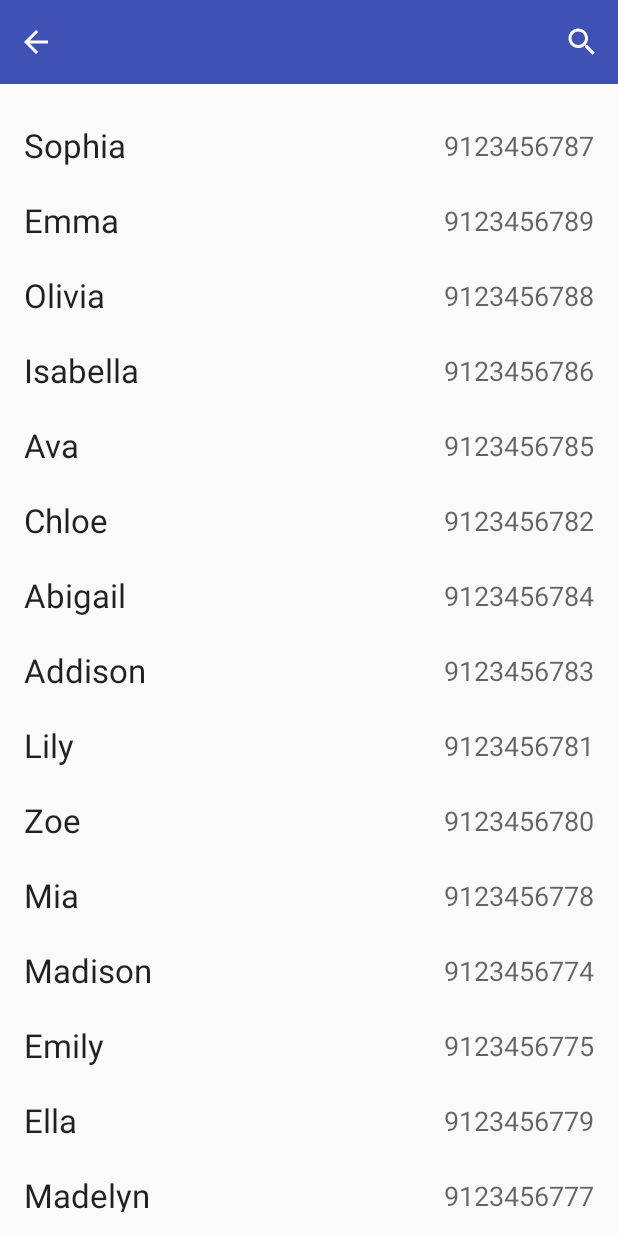
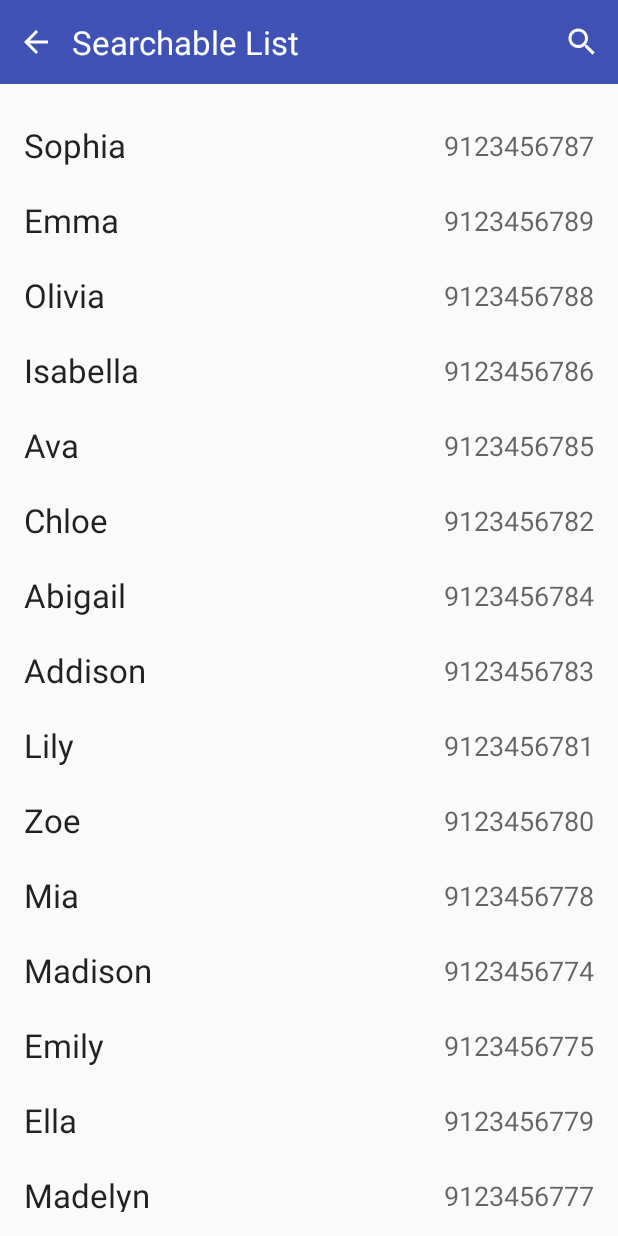
Before and after one commit to DHosseiny/SearchableListExample, an Android app: the screen it shows after launch (MainActivity), on a phone screen of 412 x 824 dp. Run offline under Robolectric (Android 15) with nearby library versions, the phone set to English and light mode, and no system bars.

Commit message:
Title used in toolbar. set recyclerView to not clip to padding. some fields changed to final.

```diff
--- a/app/src/main/java/ir/parsdroidgroup/searchlistexample/MainActivity.java
+++ b/app/src/main/java/ir/parsdroidgroup/searchlistexample/MainActivity.java
@@ -17,9 +17,9 @@ import ir.parsdroidgroup.searchlistexample.model.Contact;
 
 public class MainActivity extends AppCompatActivity {
 
-    List<Contact> contacts;
+    private List<Contact> contacts;
 
-    String[] names = new String[]{
+    private final String[] names = new String[]{
             "Sophia",
             "Emma",
             "Olivia",
@@ -37,7 +37,7 @@ public class MainActivity extends AppCompatActivity {
             "Madelyn",
             "Aubrey",
             "Layla"};
-    String[] phoneNumbers = new String[]{
+    private final String[] phoneNumbers = new String[]{
             "9123456787",
             "9123456789",
             "9123456788",
@@ -63,7 +63,7 @@ public class MainActivity extends AppCompatActivity {
         setContentView(R.layout.activity_main);
 
         SearchToolbar searchToolbar = (SearchToolbar) findViewById(R.id.toolbar_search);
-
+        searchToolbar.setTitle(R.string.app_name);
         contacts = new ArrayList<>(names.length);
         populateData();
 
--- a/app/src/main/java/ir/parsdroidgroup/searchlistexample/SearchToolbar.java
+++ b/app/src/main/java/ir/parsdroidgroup/searchlistexample/SearchToolbar.java
@@ -24,7 +24,6 @@ public class SearchToolbar extends Toolbar {
     private ImageButton search;
     private EditText searchEditText;
     private TextView title;
-    private ImageButton back;
 
     private final TextWatcher countryCodeTextWatcher = new TextWatcher() {
         @Override
@@ -70,7 +69,7 @@ public class SearchToolbar extends Toolbar {
         title = (TextView) findViewById(R.id.button_title);
         search = (ImageButton) findViewById(R.id.button_search);
         searchEditText = (EditText) findViewById(R.id.search_edit_text);
-        back = (ImageButton) findViewById(R.id.button_back);
+        ImageButton back = (ImageButton) findViewById(R.id.button_back);
 
         back.setOnClickListener(new OnClickListener() {
             @Override
@@ -110,10 +109,14 @@ public class SearchToolbar extends Toolbar {
         return searching;
     }
 
-
     @Override
     public void setTitle(@StringRes int resId) {
-        this.title.setText(resId);
+        title.setText(resId);
+    }
+
+@Override
+    public void setTitle(CharSequence text) {
+        title.setText(text);
     }
 
 }
--- a/app/src/main/java/ir/parsdroidgroup/searchlistexample/adapter/BaseSearchAdapter.java
+++ b/app/src/main/java/ir/parsdroidgroup/searchlistexample/adapter/BaseSearchAdapter.java
@@ -16,12 +16,12 @@ import ir.parsdroidgroup.searchlistexample.SearchListener;
 public abstract class BaseSearchAdapter<VH extends RecyclerView.ViewHolder> extends RecyclerView.Adapter<VH> implements SearchListener {
 
     //all of item given to adapter added to this list
-    private List<SearchableModel> allItems;
+    private final List<SearchableModel> allItems;
 
     //when search happened appropriate items remains in this list and others clears
-    List<SearchableModel> filteredItems;
+    final List<SearchableModel> filteredItems;
 
-    public BaseSearchAdapter(List<? extends SearchableModel> items) {
+    BaseSearchAdapter(List<? extends SearchableModel> items) {
         this.allItems = new ArrayList<>();
         this.allItems.addAll(items);
         this.filteredItems = new ArrayList<>();
--- a/app/src/main/java/ir/parsdroidgroup/searchlistexample/adapter/ContactsAdapter.java
+++ b/app/src/main/java/ir/parsdroidgroup/searchlistexample/adapter/ContactsAdapter.java
@@ -46,8 +46,8 @@ public class ContactsAdapter extends BaseSearchAdapter<ContactsAdapter.ViewHolde
     }
 
     static class ViewHolder extends RecyclerView.ViewHolder {
-        TextView name;
-        TextView phoneNumber;
+        final TextView name;
+        final TextView phoneNumber;
 
         ViewHolder(View itemView) {
 
--- a/app/src/main/java/ir/parsdroidgroup/searchlistexample/model/Contact.java
+++ b/app/src/main/java/ir/parsdroidgroup/searchlistexample/model/Contact.java
@@ -9,8 +9,8 @@ import ir.parsdroidgroup.searchlistexample.adapter.SearchableModel;
 
 public class Contact implements SearchableModel<String> {
 
-    public String phoneNumber;
-    public String name;
+    public final String phoneNumber;
+    public final String name;
 
     public Contact(String phone, String name) {
         this.phoneNumber = phone;
--- a/app/src/main/res/layout/activity_main.xml
+++ b/app/src/main/res/layout/activity_main.xml
@@ -18,6 +18,7 @@
         android:id="@+id/recycler_contacts"
         android:layout_width="match_parent"
         android:layout_height="match_parent"
+        android:clipToPadding="false"
         android:paddingEnd="@dimen/activity_horizontal_margin"
         android:paddingStart="@dimen/activity_horizontal_margin"
         android:paddingTop="@dimen/activity_vertical_margin" />
```
Also changed, not shown: settings.gradle (line endings or trailing spaces).
